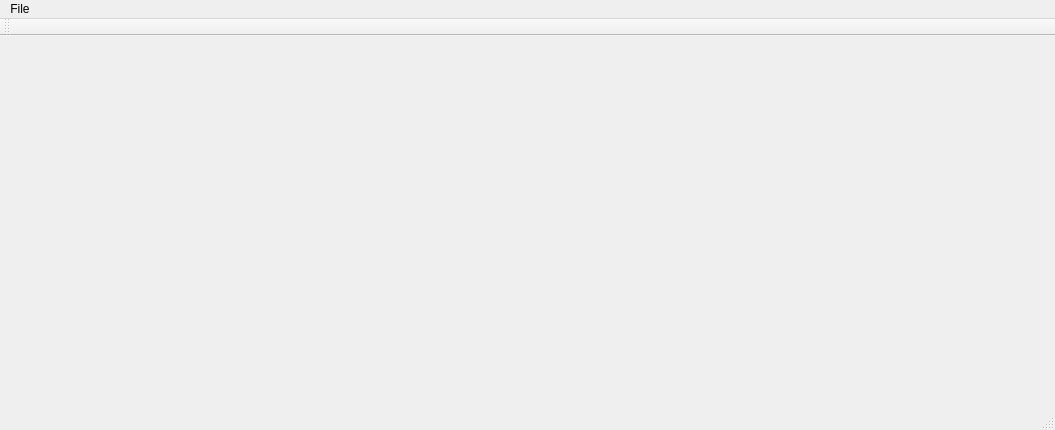
Qt form VHCMCMC/MainWindow.ui (gnishida/VHCMCMC) before a commit.
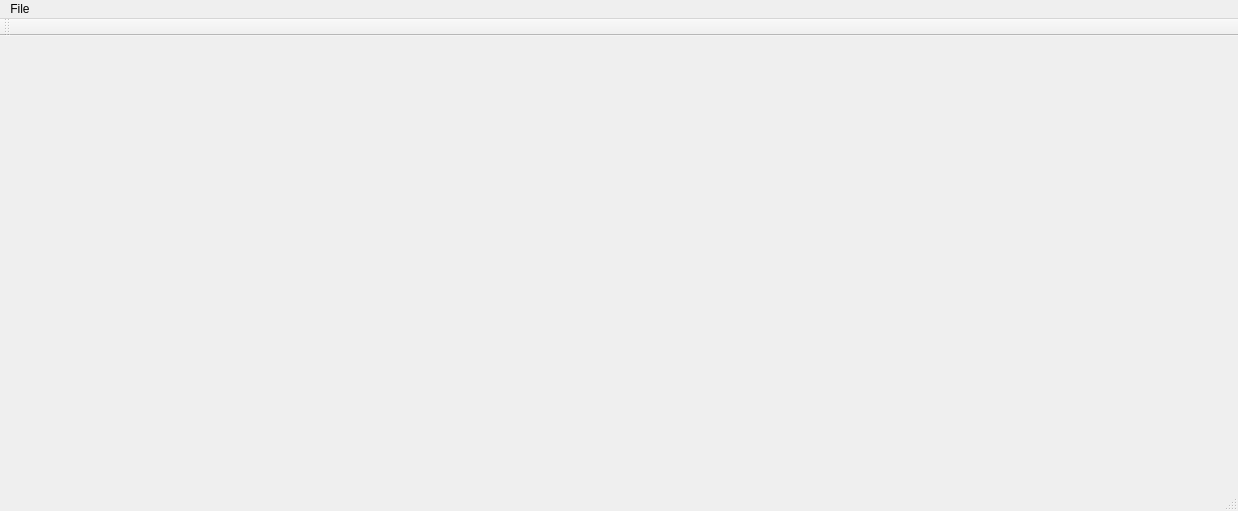
The same form after that commit.

What changed in the file:
```diff
--- a/VHCMCMC/MainWindow.ui
+++ b/VHCMCMC/MainWindow.ui
@@ -6,8 +6,8 @@
    <rect>
     <x>0</x>
     <y>0</y>
-    <width>1055</width>
-    <height>430</height>
+    <width>1238</width>
+    <height>511</height>
    </rect>
   </property>
   <property name="windowTitle">
@@ -19,7 +19,7 @@
     <rect>
      <x>0</x>
      <y>0</y>
-     <width>1055</width>
+     <width>1238</width>
      <height>21</height>
     </rect>
    </property>
```
